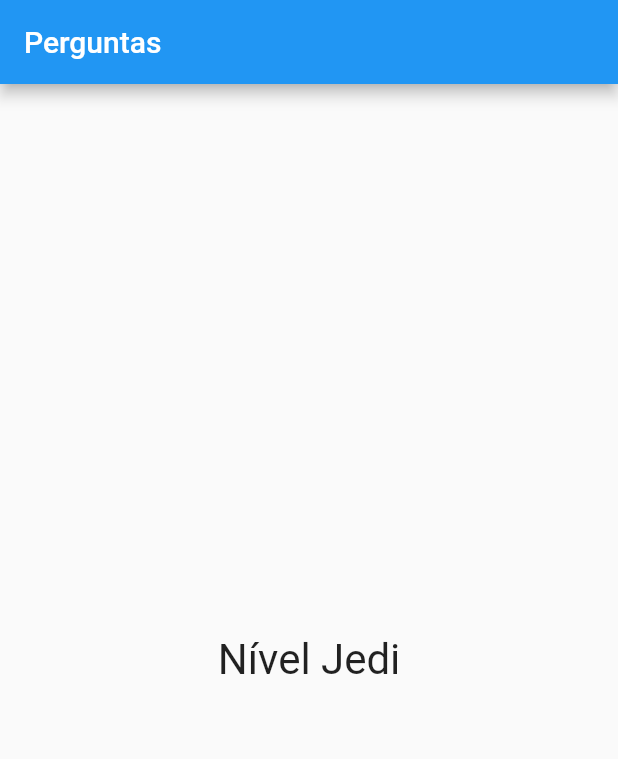
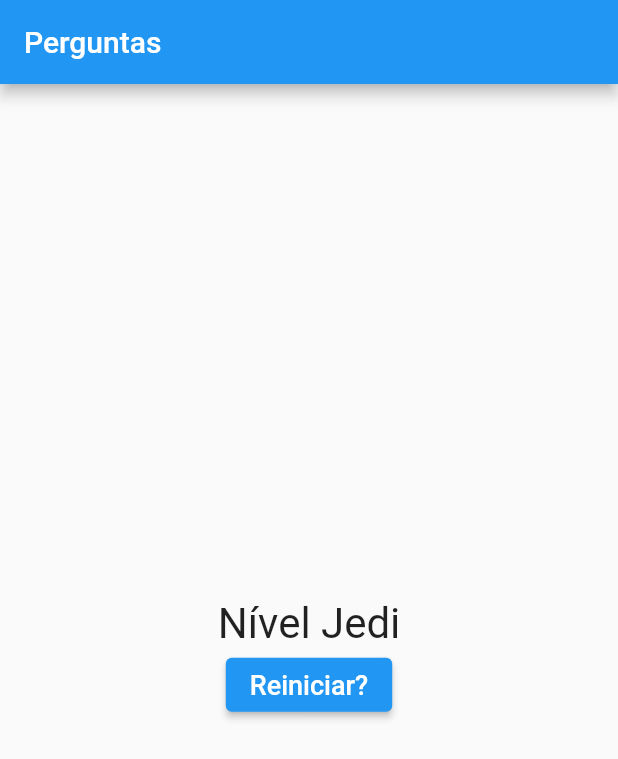
Before and after one commit to messiasps/Flutter, a Flutter app: the screen it shows after launch, after a tap on "Preto", after a tap on "Cobra", after a tap on "Leo", on a phone screen of 412 x 824 dp. Shown: the top 759 px of the screen. Run offline on Flutter 3.47's test engine with Material 2 defaults, Android fonts, the phone set to English and light mode, and no system bars.

Commit message:
projeto flutter

```diff
--- a/projeto_perguntas/lib/main.dart
+++ b/projeto_perguntas/lib/main.dart
@@ -26,10 +26,14 @@ class _PerguntaAppState extends State<PerguntaApp> {
         _pontuacaoTotal += pontuacao;
       });
     }
-    print(_pontuacaoTotal);
   }
 
-
+  void _reiniciarQuestionario() {
+    setState(() {
+      _perguntaSelecionada = 0;
+      _pontuacaoTotal = 0;
+    });
+  }
 
   bool get temPerguntaSelecionada {
     return _perguntaSelecionada < _perguntas.length;
@@ -85,7 +89,7 @@ class _PerguntaAppState extends State<PerguntaApp> {
                 perguntaSelecionada: _perguntaSelecionada,//Índice que vai percorrer a lista.
                 quandoResponder: _responder,//A mudança de estado da aplicação.
             )
-            : Resultado(_pontuacaoTotal),
+            : Resultado(_pontuacaoTotal, _reiniciarQuestionario),
       ),
     );
   }
--- a/projeto_perguntas/lib/resultado.dart
+++ b/projeto_perguntas/lib/resultado.dart
@@ -3,8 +3,9 @@ import 'package:flutter/material.dart';
 class Resultado extends StatelessWidget {
 
   final int pontuacao;
+  final void Function() quandoReiniciarQuestionario;
 
-  Resultado(this.pontuacao);
+  Resultado(this.pontuacao, this.quandoReiniciarQuestionario);
 
   String get fraseResultado {
     if(pontuacao < 8) {
@@ -20,13 +21,28 @@ class Resultado extends StatelessWidget {
 
   @override
   Widget build(BuildContext context) {
-    return Center(
-      child: Text(
-        fraseResultado,
-        style: TextStyle(
-          fontSize: 28,
+    return Column(
+      mainAxisAlignment: MainAxisAlignment.center,
+      children: [
+        Center(
+          child: Text(
+            fraseResultado,
+            style: TextStyle(
+              fontSize: 28,
+            ),
+          ),
         ),
-      ),
+        ElevatedButton(
+          style: ElevatedButton.styleFrom(
+          primary: Colors.blue, //Cor do botão.
+          onPrimary: Colors.white, //Cor do texto dentro do botão.
+        ),
+        onPressed: quandoReiniciarQuestionario,
+        child: Text('Reiniciar?',
+        style: TextStyle(fontSize: 18),
+        ),
+          )
+      ],
     );
   }
 }
```
